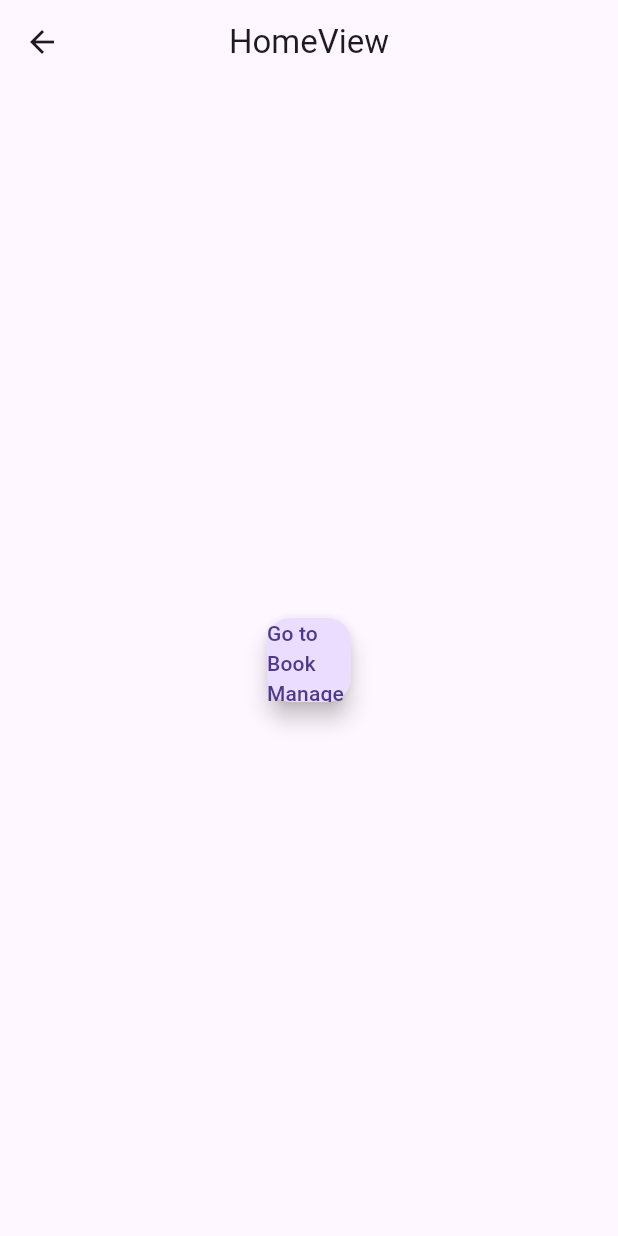
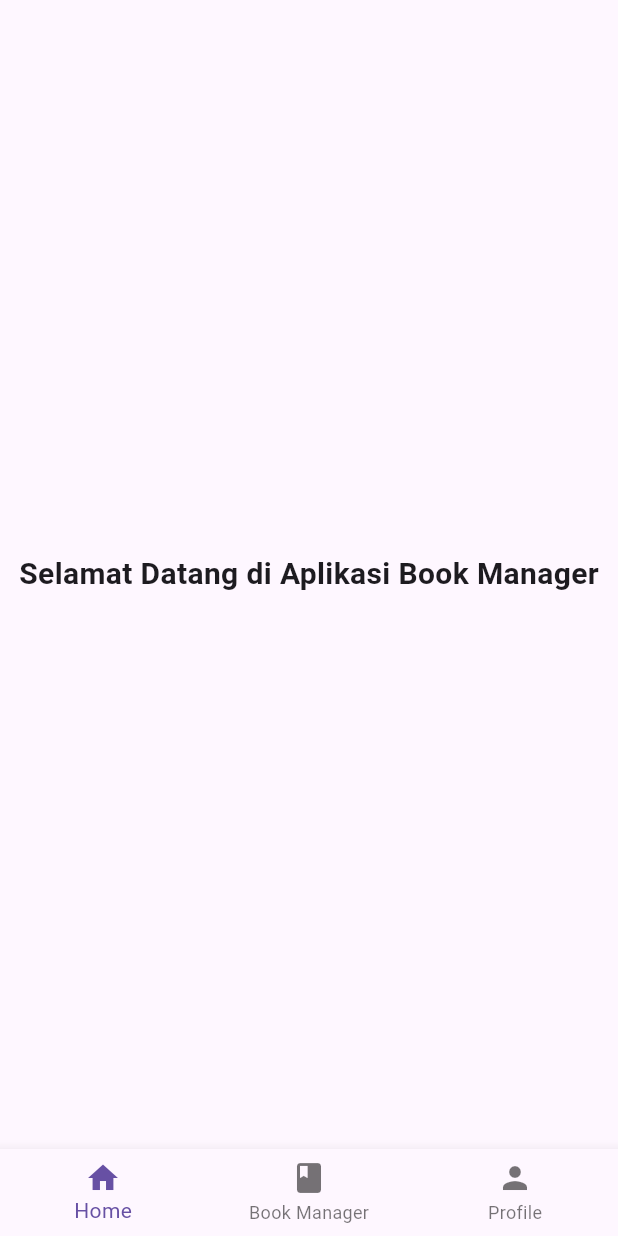
Before and after one commit to arieeefajar/flutter_get_cli_book_manager, a Flutter app: the HomeView screen opened by its route, on a phone screen of 412 x 824 dp. Run offline on Flutter 3.47's test engine with Material 3 defaults, Android fonts, the phone set to English and light mode, and no system bars; our stand-ins replace firebase_auth, firebase_core, get; accounts and stored records are empty.

Commit message:
feat(home): create bottom navigation bar

```diff
--- a/lib/app/modules/home/controllers/home_controller.dart
+++ b/lib/app/modules/home/controllers/home_controller.dart
@@ -1,23 +1,29 @@
+import 'package:book_manager/app/modules/book/controllers/book_controller.dart';
+import 'package:flutter/material.dart';
 import 'package:get/get.dart';
+import '../../book/views/book_view.dart';
 
 class HomeController extends GetxController {
-  //TODO: Implement HomeController
+  final RxInt currentIndex = 0.obs;
 
-  final count = 0.obs;
   @override
   void onInit() {
     super.onInit();
+    Get.lazyPut(() => BookController());
   }
 
-  @override
-  void onReady() {
-    super.onReady();
+  final List<Widget> pages = [
+    const Center(
+      child: Text(
+        'Selamat Datang di Aplikasi Book Manager',
+        style: TextStyle(fontSize: 20, fontWeight: FontWeight.bold),
+      ),
+    ),
+    BookView(),
+    const Center(child: Text('Profile')),
+  ];
+
+  void changePage(int index) {
+    currentIndex.value = index;
   }
-
-  @override
-  void onClose() {
-    super.onClose();
-  }
-
-  void increment() => count.value++;
 }
--- a/lib/app/modules/home/views/home_view.dart
+++ b/lib/app/modules/home/views/home_view.dart
@@ -8,12 +8,20 @@ class HomeView extends GetView<HomeController> {
   const HomeView({super.key});
   @override
   Widget build(BuildContext context) {
-    return Scaffold(
-      appBar: AppBar(title: const Text('HomeView'), centerTitle: true),
-      body: Center(
-        child: FloatingActionButton(
-          onPressed: () => Get.toNamed('/book'),
-          child: Text('Go to Book Manager'),
+    return Obx(
+      () => Scaffold(
+        body: controller.pages[controller.currentIndex.value],
+        bottomNavigationBar: BottomNavigationBar(
+          currentIndex: controller.currentIndex.value,
+          onTap: controller.changePage,
+          items: const [
+            BottomNavigationBarItem(icon: Icon(Icons.home), label: 'Home'),
+            BottomNavigationBarItem(
+              icon: Icon(Icons.book),
+              label: 'Book Manager',
+            ),
+            BottomNavigationBarItem(icon: Icon(Icons.person), label: 'Profile'),
+          ],
         ),
       ),
     );
```
